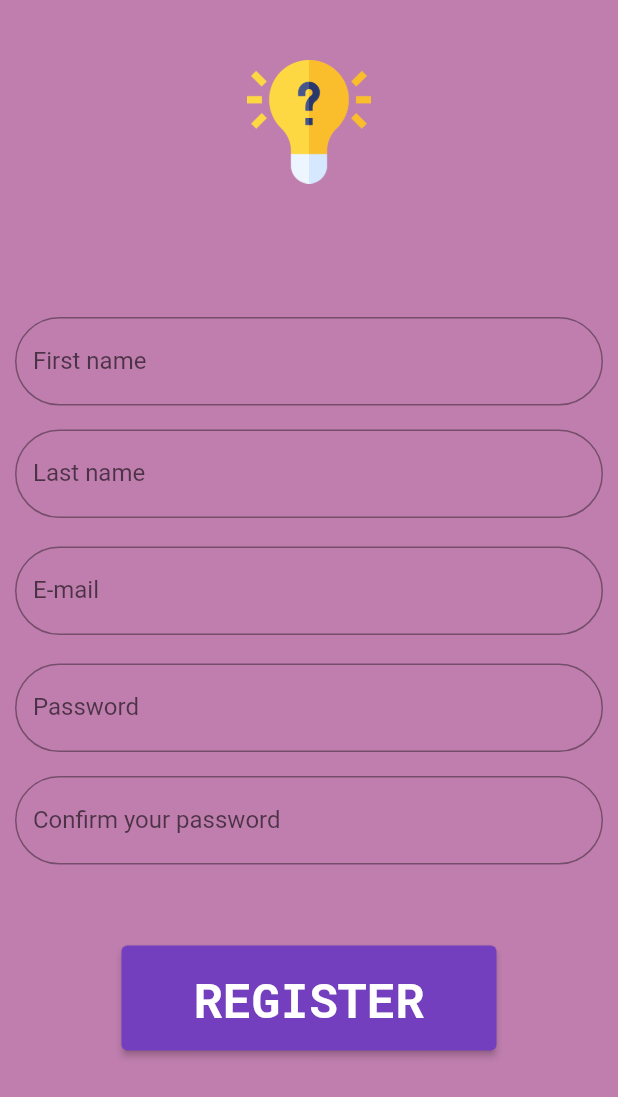
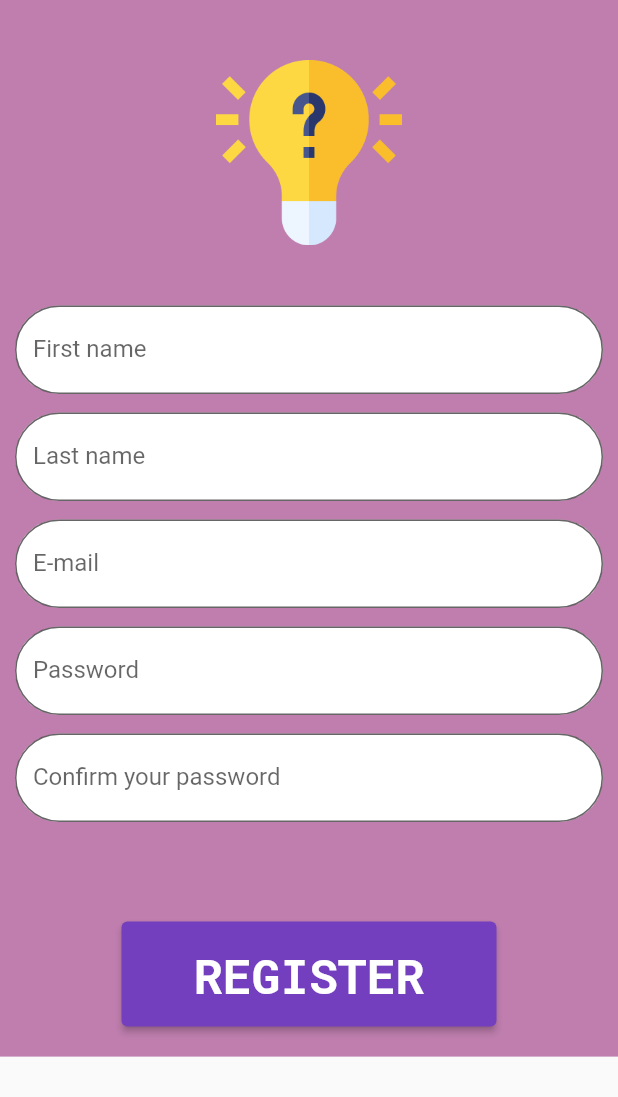
Before and after one commit to nagaoka-thiago/quiz_snowman_app, a Flutter app: the RegisterPageWidget screen opened directly, on a phone screen of 412 x 824 dp. Shown: the top 1097 px of the screen. Run offline on Flutter 3.47's test engine with Material 2 defaults, Android fonts, the light colour scheme and no system bars; our stand-ins replace cloud_firestore, curved_navigation_bar, dio, firebase_core, google_fonts; missing offline and left inert: multiselect; accounts and stored records are empty.

Commit message:
Fixed keyboard bug and fixed textfields layout.

```diff
--- a/lib/main.dart
+++ b/lib/main.dart
@@ -1,6 +1,5 @@
 import 'package:firebase_core/firebase_core.dart';
 import 'package:flutter/material.dart';
-import 'package:quiz_snowman_app/pages/main_page.dart';
 
 import 'pages/login_page.dart';
 
@@ -18,7 +17,7 @@ class MyApp extends StatelessWidget {
   Widget build(BuildContext context) {
     return const MaterialApp(
       debugShowCheckedModeBanner: false,
-      home: MainPage(),
+      home: LoginPageWidget(),
     );
   }
 }
--- a/lib/pages/register_page.dart
+++ b/lib/pages/register_page.dart
@@ -54,70 +54,115 @@ class _RegisterPageWidgetState extends State<RegisterPageWidget> {
 
     return SafeArea(
       child: Scaffold(
-          body: Container(
+          body: SingleChildScrollView(
+        child: Container(
           color: const Color.fromARGB(255, 191, 126, 174),
-        child: Expanded(
           child: Column(
             children: [
               Padding(
                   padding: const EdgeInsets.all(40),
                   child: Image.asset('lib/Assets/ideas.png',
                       height: (MediaQuery.of(context).size.height - bottom) *
-                          0.10)),
-              Container(
-                margin: const EdgeInsets.only(left: 10, right: 10, top: 49),
+                          0.15)),
+              SizedBox(
+                width: MediaQuery.of(context).size.width,
+                child: Container(
+                  padding: const EdgeInsets.only(left: 10, right: 10),
                   child: TextField(
                       controller: firstNameController,
                       decoration: InputDecoration(
+                          filled: true,
+                          fillColor: Colors.white,
                           border: OutlineInputBorder(
+                            borderSide: const BorderSide(color: Colors.black),
                             borderRadius: BorderRadius.circular(50),
                           ),
                           labelText: "First name")),
                 ),
-              Container(
-                margin: const EdgeInsets.only(left: 10, right: 10, top: 16),
+              ),
+              SizedBox(
+                  height:
+                      (MediaQuery.of(context).size.height - bottom) * 0.015),
+              SizedBox(
+                width: MediaQuery.of(context).size.width,
+                child: Container(
+                  padding: const EdgeInsets.only(left: 10, right: 10),
                   child: TextField(
                       controller: lastNameController,
                       decoration: InputDecoration(
+                          filled: true,
+                          fillColor: Colors.white,
                           border: OutlineInputBorder(
+                            borderSide: const BorderSide(color: Colors.black),
                             borderRadius: BorderRadius.circular(50),
                           ),
                           labelText: "Last name")),
                 ),
-              Container(
-                margin: const EdgeInsets.only(left: 10, right: 10, top: 19),
+              ),
+              SizedBox(
+                  height:
+                      (MediaQuery.of(context).size.height - bottom) * 0.015),
+              SizedBox(
+                width: MediaQuery.of(context).size.width,
+                child: Container(
+                  padding: const EdgeInsets.only(left: 10, right: 10),
                   child: TextField(
                       controller: emailController,
                       decoration: InputDecoration(
+                          filled: true,
+                          fillColor: Colors.white,
                           border: OutlineInputBorder(
+                            borderSide: const BorderSide(color: Colors.black),
                             borderRadius: BorderRadius.circular(50),
                           ),
                           labelText: "E-mail")),
                 ),
-              Container(
-                margin: const EdgeInsets.only(left: 10, right: 10, top: 19),
+              ),
+              SizedBox(
+                  height:
+                      (MediaQuery.of(context).size.height - bottom) * 0.015),
+              SizedBox(
+                width: MediaQuery.of(context).size.width,
+                child: Container(
+                  padding: const EdgeInsets.only(left: 10, right: 10),
                   child: TextField(
                       controller: passwordController,
                       obscureText: true,
                       decoration: InputDecoration(
+                          filled: true,
+                          fillColor: Colors.white,
                           border: OutlineInputBorder(
+                            borderSide: const BorderSide(color: Colors.black),
                             borderRadius: BorderRadius.circular(50),
                           ),
                           labelText: "Password")),
                 ),
-              Container(
-                margin: const EdgeInsets.only(left: 10, right: 10, top: 16),
+              ),
+              SizedBox(
+                  height:
+                      (MediaQuery.of(context).size.height - bottom) * 0.015),
+              SizedBox(
+                width: MediaQuery.of(context).size.width,
+                child: Container(
+                  padding: const EdgeInsets.only(left: 10, right: 10),
                   child: TextField(
                       controller: confirmPasswordController,
                       obscureText: true,
                       decoration: InputDecoration(
+                          filled: true,
+                          fillColor: Colors.white,
                           border: OutlineInputBorder(
+                            borderSide: const BorderSide(color: Colors.black),
                             borderRadius: BorderRadius.circular(50),
                           ),
                           labelText: "Confirm your password")),
                 ),
+              ),
+              SizedBox(
+                  height:
+                      (MediaQuery.of(context).size.height - bottom) * 0.015),
               Container(
-                  margin: const EdgeInsets.only(top: 54),
+                  margin: const EdgeInsets.only(top: 54, bottom: 20),
                   child: GlobalButton(
                     text: 'REGISTER',
                     onPressed: () async {
```
Lines whose indentation alone changed are shown as unchanged.
